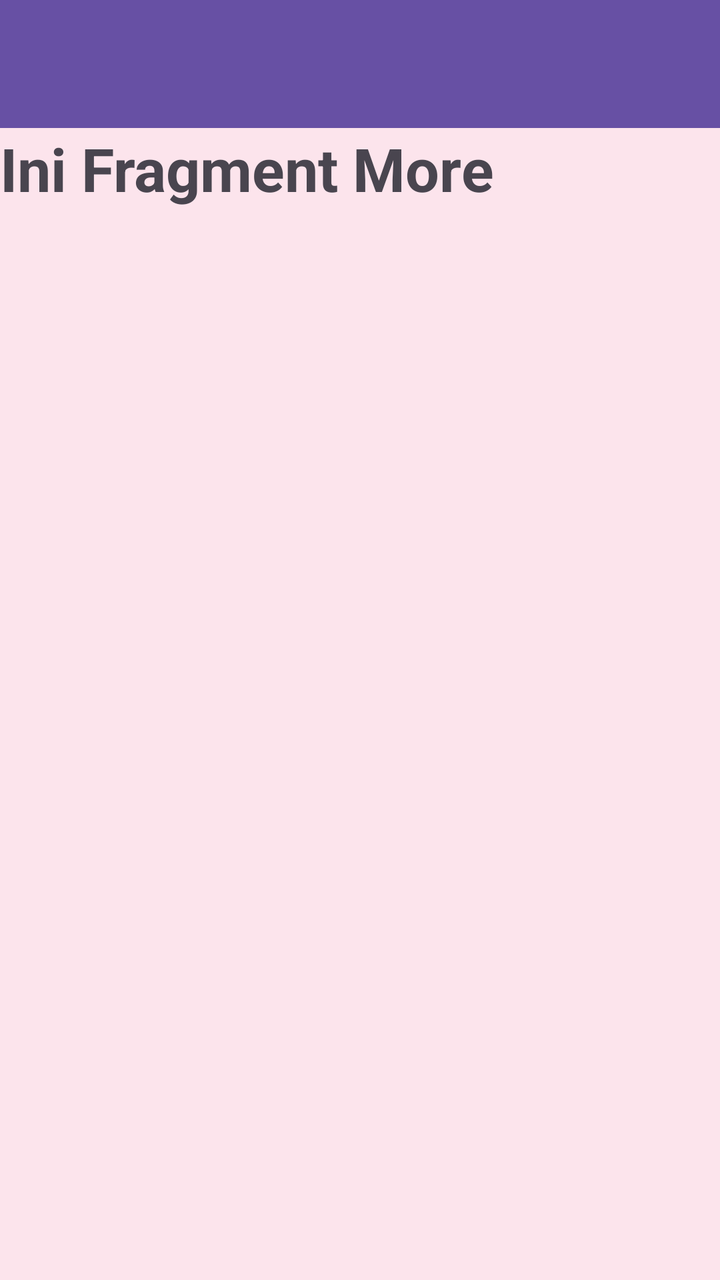
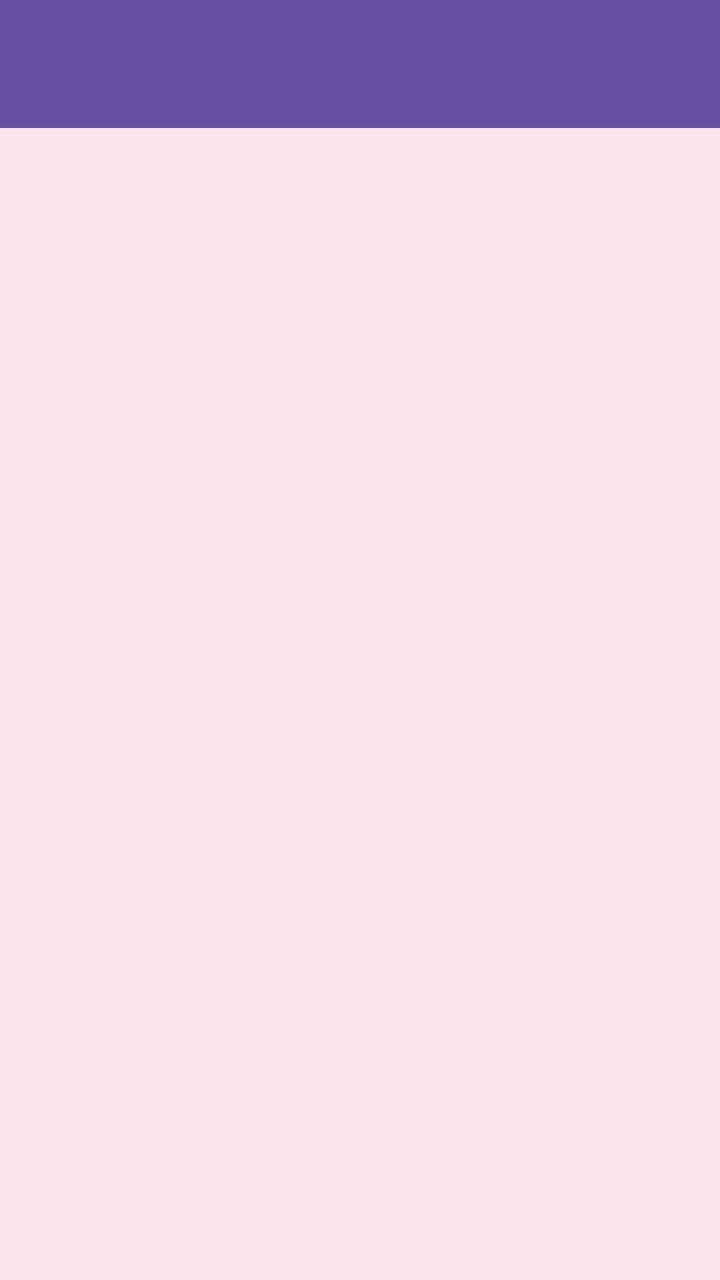

An Android layout rendered at two revisions. The XML below is the earlier revision; the diff shows what the commit changed to produce the second picture.
<!-- AndroidManifest.xml: application theme Theme.PaniApps -->
<!-- res/layout/fragment_more.xml -->
<?xml version="1.0" encoding="utf-8"?>
<androidx.constraintlayout.widget.ConstraintLayout
    xmlns:android="http://schemas.android.com/apk/res/android"
    xmlns:tools="http://schemas.android.com/tools"
    android:layout_width="match_parent"
    android:layout_height="match_parent"
    xmlns:app="http://schemas.android.com/apk/res-auto"
    android:background="#FCE4EC"
    tools:context=".More.MoreFragment">


    

    <androidx.appcompat.widget.Toolbar
        android:id="@+id/toolbar"
        android:layout_width="match_parent"
        android:layout_height="?attr/actionBarSize"
        android:background="?attr/colorPrimary"
        app:layout_constraintEnd_toEndOf="parent"
        app:layout_constraintStart_toStartOf="parent"
        app:layout_constraintTop_toTopOf="parent"
        app:layout_scrollFlags="scroll|enterAlways"
        app:subtitleTextColor="@android:color/white"
        app:titleTextColor="@android:color/white" />

    <TextView
        android:layout_width="match_parent"
        android:layout_height="0dp"
        android:text="Ini Fragment More"
        android:textSize="30sp"
        android:textStyle="bold"
        app:layout_constraintBottom_toBottomOf="parent"
        app:layout_constraintEnd_toEndOf="parent"
        app:layout_constraintStart_toStartOf="parent"
        app:layout_constraintTop_toBottomOf="@+id/toolbar" />

</androidx.constraintlayout.widget.ConstraintLayout>
<!-- resources referenced by this layout -->
<resources>
  <style name="Theme.PaniApps" parent="Base.Theme.PaniApps" />
  <style name="Base.Theme.PaniApps" parent="Theme.Material3.DayNight.NoActionBar">
          
          
      </style>
</resources>

<!-- the commit's change to res/layout/fragment_more.xml (unified diff, before → after) -->
@@ -23,15 +23,15 @@
         app:subtitleTextColor="@android:color/white"
         app:titleTextColor="@android:color/white" />
 
-    <TextView
+    <ListView
+        android:id="@+id/listViewItems"
         android:layout_width="match_parent"
         android:layout_height="0dp"
-        android:text="Ini Fragment More"
-        android:textSize="30sp"
-        android:textStyle="bold"
+        app:layout_behavior="@string/appbar_scrolling_view_behavior"
         app:layout_constraintBottom_toBottomOf="parent"
         app:layout_constraintEnd_toEndOf="parent"
         app:layout_constraintStart_toStartOf="parent"
         app:layout_constraintTop_toBottomOf="@+id/toolbar" />
 
+
 </androidx.constraintlayout.widget.ConstraintLayout>
